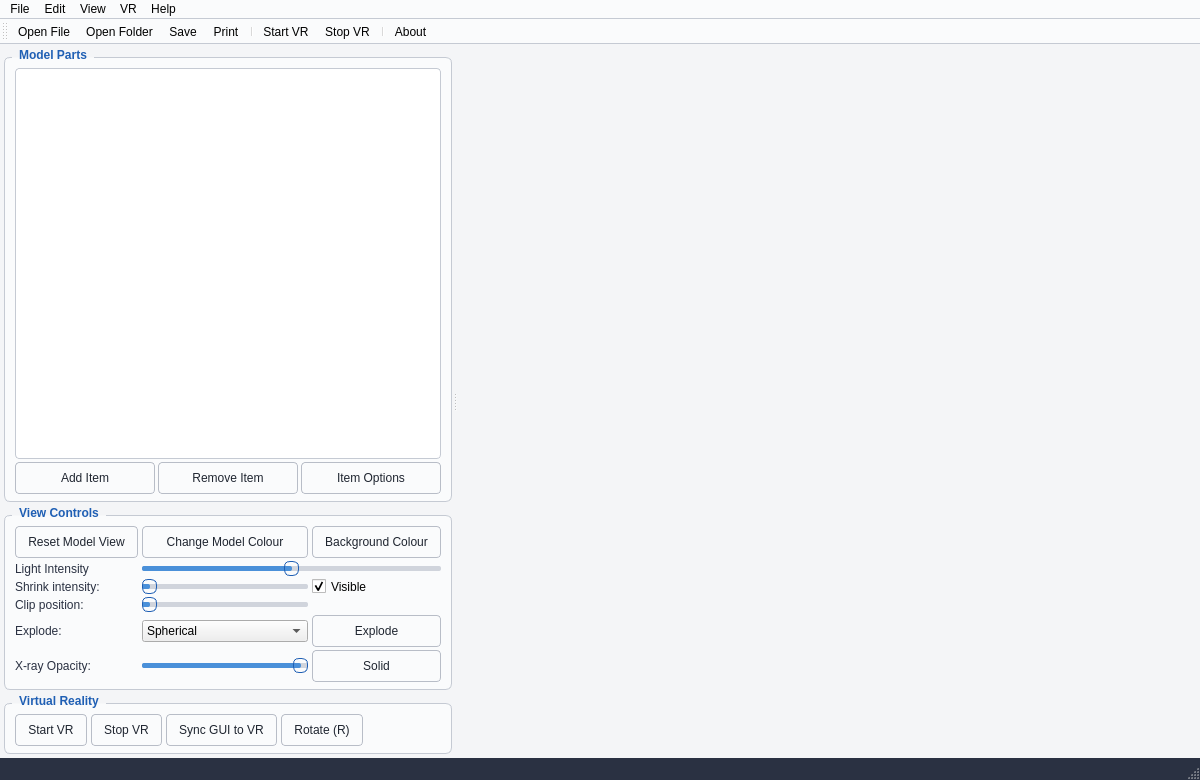
Old version of the form week3/mainwindow.ui in the repository tonadey/Group13_Project.
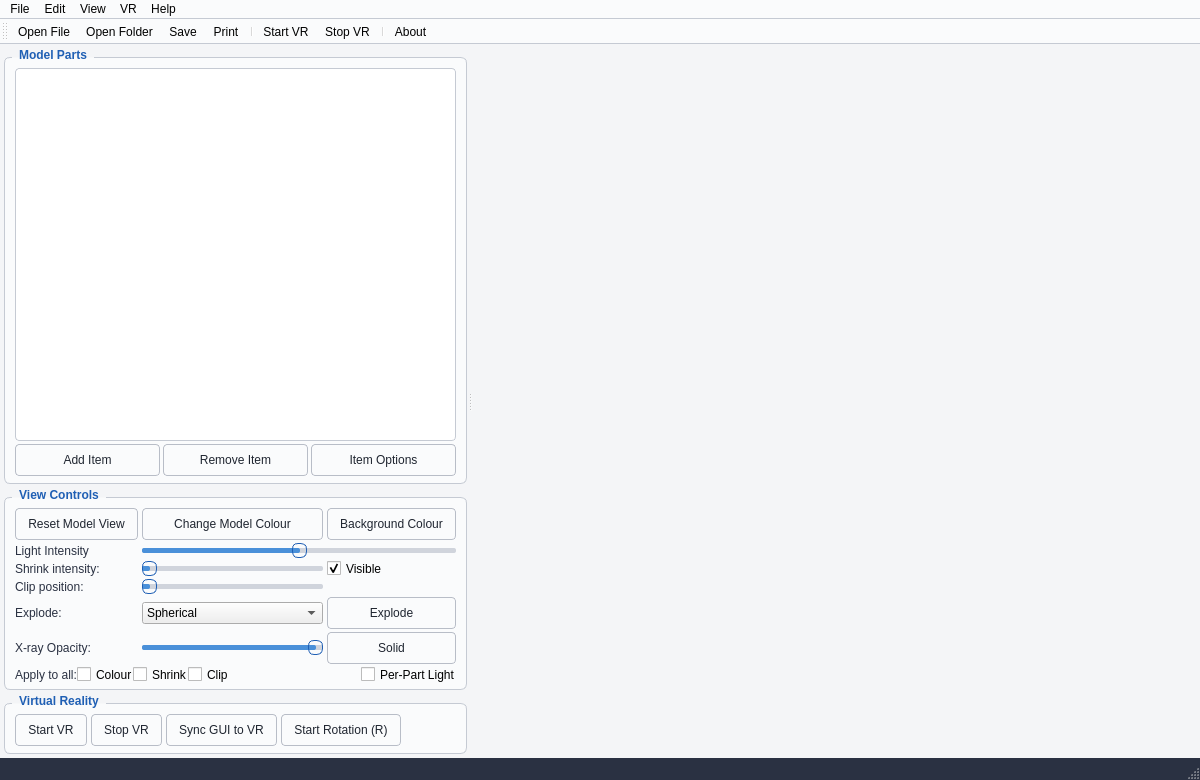
New version of the form. Icons and pictures are not drawn. Custom widgets are drawn as their Qt base class.

Commit message: Add apply-to-all and per-part-light modes; Start/Stop rotation button

```diff
--- a/week3/mainwindow.ui
+++ b/week3/mainwindow.ui
@@ -426,6 +426,73 @@
              </property>
             </widget>
            </item>
+           <item row="6" column="0" colspan="3">
+            <layout class="QHBoxLayout" name="applyToAllRow">
+             <item>
+              <widget class="QLabel" name="applyToAllLabel">
+               <property name="text">
+                <string>Apply to all:</string>
+               </property>
+               <property name="toolTip">
+                <string>Tick a box to make the matching control act on every loaded part instead of just the selected one.</string>
+               </property>
+              </widget>
+             </item>
+             <item>
+              <widget class="QCheckBox" name="applyAllColourCheckBox">
+               <property name="text">
+                <string>Colour</string>
+               </property>
+               <property name="toolTip">
+                <string>When checked, Change Model Colour stamps the chosen colour onto every loaded part.</string>
+               </property>
+              </widget>
+             </item>
+             <item>
+              <widget class="QCheckBox" name="applyAllShrinkCheckBox">
+               <property name="text">
+                <string>Shrink</string>
+               </property>
+               <property name="toolTip">
+                <string>When checked, the Shrink slider applies the same factor to every loaded part.</string>
+               </property>
+              </widget>
+             </item>
+             <item>
+              <widget class="QCheckBox" name="applyAllClipCheckBox">
+               <property name="text">
+                <string>Clip</string>
+               </property>
+               <property name="toolTip">
+                <string>When checked, the Clip slider clips every loaded part using each part's own X bounds.</string>
+               </property>
+              </widget>
+             </item>
+             <item>
+              <spacer name="applyToAllSpacer">
+               <property name="orientation">
+                <enum>Qt::Horizontal</enum>
+               </property>
+               <property name="sizeHint" stdset="0">
+                <size>
+                 <width>20</width>
+                 <height>10</height>
+                </size>
+               </property>
+              </spacer>
+             </item>
+             <item>
+              <widget class="QCheckBox" name="perPartLightCheckBox">
+               <property name="text">
+                <string>Per-Part Light</string>
+               </property>
+               <property name="toolTip">
+                <string>When checked, the Light Intensity slider modulates only the selected part's brightness instead of the scene light.</string>
+               </property>
+              </widget>
+             </item>
+            </layout>
+           </item>
           </layout>
          </widget>
         </item>
@@ -485,7 +552,7 @@
            <item>
             <widget class="QPushButton" name="vrRotateButton">
              <property name="text">
-              <string>Rotate (R)</string>
+              <string>Start Rotation (R)</string>
              </property>
              <property name="toolTip">
               <string>Spin the model around Y axis inside VR. Same as pressing R.</string>
```
Left out of the diff: 2 changed lines with no effect on the pictures. The commit also changes 4 other files.
